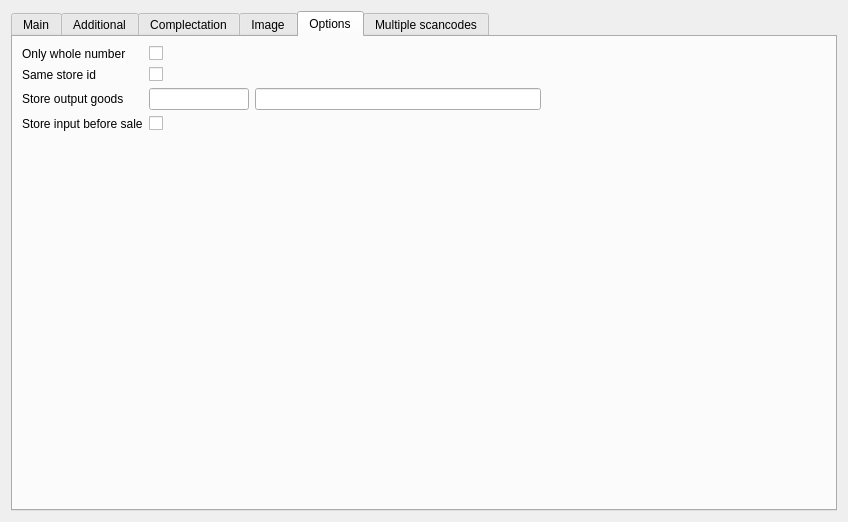
Old version of the form Editors/ce5goods.ui in the repository End1-1/Cafe5.
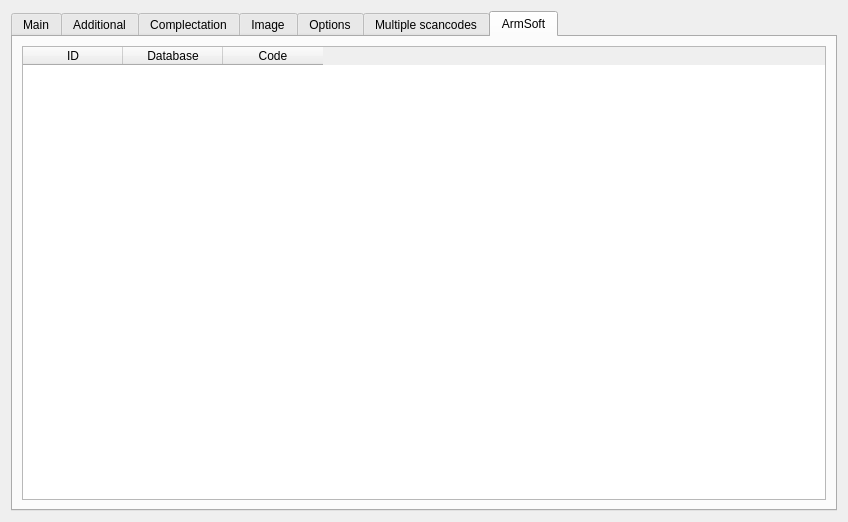
New version of the form. The open tabs and pages were chosen to show the change. Icons and pictures are not drawn. Custom widgets are drawn as their Qt base class.

Diff of the .ui file:
```diff
--- a/Editors/ce5goods.ui
+++ b/Editors/ce5goods.ui
@@ -1605,36 +1605,62 @@
        </item>
       </layout>
      </widget>
+     <widget class="QWidget" name="tab_7">
+      <attribute name="title">
+       <string>ArmSoft</string>
+      </attribute>
+      <layout class="QVBoxLayout" name="verticalLayout">
+       <item>
+        <widget class="C5TableWidget" name="tblAs">
+         <column>
+          <property name="text">
+           <string>ID</string>
+          </property>
+         </column>
+         <column>
+          <property name="text">
+           <string>Database</string>
+          </property>
+         </column>
+         <column>
+          <property name="text">
+           <string>Code</string>
+          </property>
+         </column>
+        </widget>
+       </item>
+      </layout>
+     </widget>
     </widget>
    </item>
   </layout>
  </widget>
  <customwidgets>
-  <customwidget>
-   <class>C5LineEdit</class>
-   <extends>QLineEdit</extends>
-   <header location="global">c5lineedit.h</header>
-  </customwidget>
   <customwidget>
    <class>C5LineEditWithSelector</class>
    <extends>QLineEdit</extends>
    <header location="global">c5lineeditwithselector.h</header>
   </customwidget>
+  <customwidget>
+   <class>C5CheckBox</class>
+   <extends>QCheckBox</extends>
+   <header location="global">c5checkbox.h</header>
+  </customwidget>
   <customwidget>
    <class>C5TableWidget</class>
    <extends>QTableWidget</extends>
    <header location="global">c5tablewidget.h</header>
   </customwidget>
+  <customwidget>
+   <class>C5LineEdit</class>
+   <extends>QLineEdit</extends>
+   <header location="global">c5lineedit.h</header>
+  </customwidget>
   <customwidget>
    <class>C5ComboBox</class>
    <extends>QComboBox</extends>
    <header location="global">c5combobox.h</header>
   </customwidget>
-  <customwidget>
-   <class>C5CheckBox</class>
-   <extends>QCheckBox</extends>
-   <header location="global">c5checkbox.h</header>
-  </customwidget>
  </customwidgets>
  <tabstops>
   <tabstop>leCode</tabstop>
```
Left out of the diff: 22 changed lines with no effect on the pictures.
